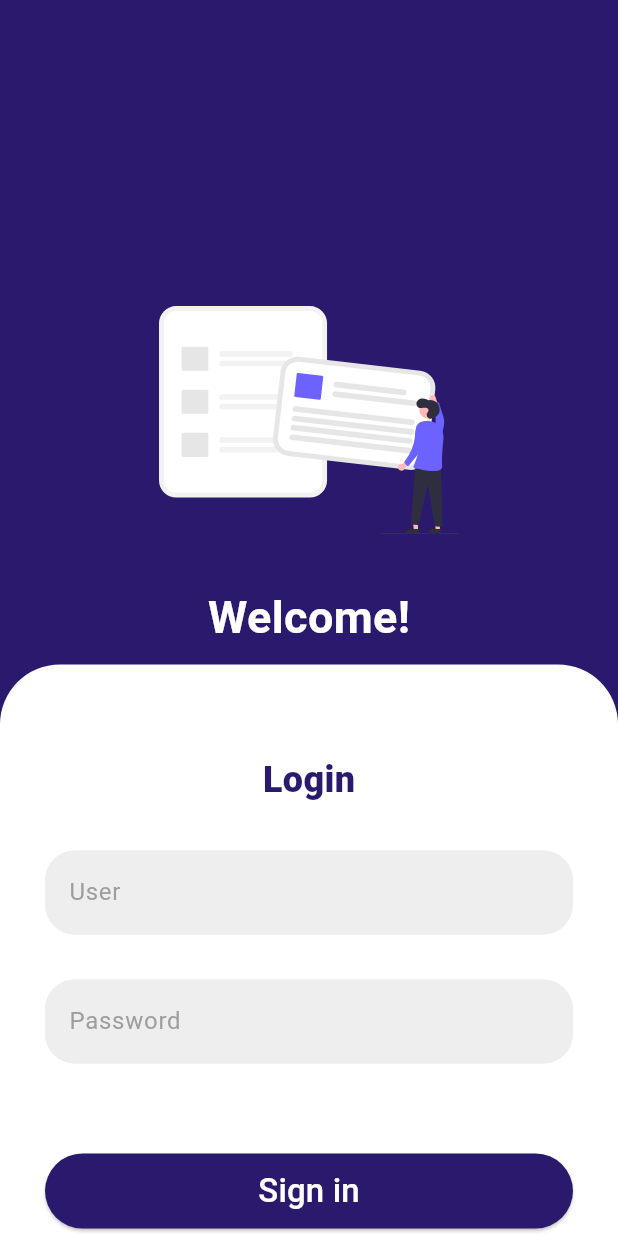
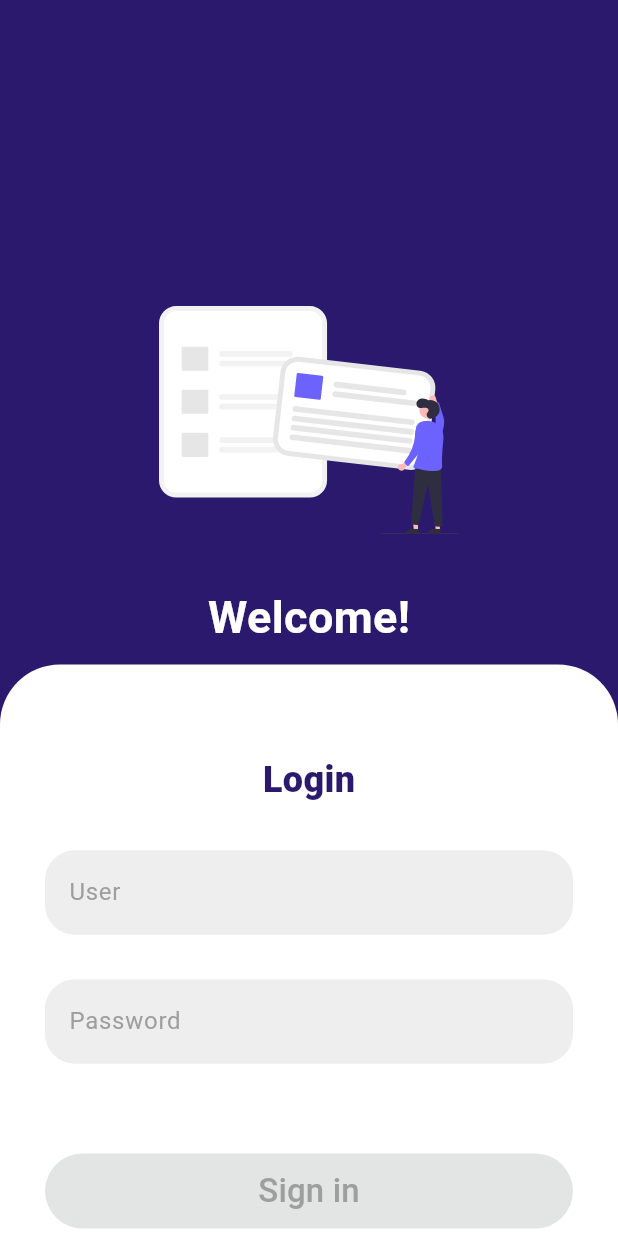
Before and after one commit to Sebastian-Beltran/prueba-fudo, a Flutter app: the screen it shows after launch, on a phone screen of 412 x 824 dp. Run offline on Flutter 3.47's test engine with Material 3 defaults, Android fonts, the phone set to English and light mode, and no system bars; our stand-ins replace either_dart, equatable, flutter_riverpod, flutter_svg.

```diff
--- a/lib/core/constants/colors.dart
+++ b/lib/core/constants/colors.dart
@@ -4,6 +4,6 @@ class Palette {
   static Color primary = const Color(0xFF2A196D);
   static Color secondary = const Color(0xFF7cb4c4);
   static Color auxiliary = const Color(0xFFe8d5b5);
-  static Color green = const Color.fromARGB(255, 83, 220, 46);
-  static Color red = const Color.fromARGB(255, 219, 21, 60);
+  static Color green = const Color.fromARGB(255, 134, 220, 110);
+  static Color red = const Color.fromARGB(255, 246, 84, 84);
 }
--- a/lib/presentation/widgets/custom_text_form_field.dart
+++ b/lib/presentation/widgets/custom_text_field.dart
@@ -4,14 +4,23 @@ import 'package:prueba_fudo/core/constants/colors.dart';
 class CustomTextFormField extends StatelessWidget {
   const CustomTextFormField({
     required this.labelText,
+    required this.controller,
+    required this.onChanged,
+    this.isPassword = false,
     super.key,
   });
 
   final String labelText;
+  final TextEditingController controller;
+  final Function(String)? onChanged;
+  final bool? isPassword;
 
   @override
   Widget build(BuildContext context) {
     return TextFormField(
+      controller: controller,
+      onChanged: onChanged,
+      obscureText: isPassword ?? false,
       decoration: InputDecoration(
         labelText: labelText,
         labelStyle: const TextStyle(color: Colors.grey),
--- a/lib/presentation/widgets/login_widgets.dart
+++ b/lib/presentation/widgets/login_widgets.dart
@@ -1,10 +1,29 @@
 import 'package:flutter/material.dart';
+import 'package:flutter_riverpod/flutter_riverpod.dart';
 import 'package:prueba_fudo/core/constants/colors.dart';
+import 'package:prueba_fudo/data/models/user_model.dart';
+import 'package:prueba_fudo/data/providers/auth_provider.dart';
 import 'package:prueba_fudo/presentation/widgets/custom_button.dart';
-import 'package:prueba_fudo/presentation/widgets/custom_text_form_field.dart';
+import 'package:prueba_fudo/presentation/widgets/custom_text_field.dart';
 
-class LoginWidgets extends StatelessWidget {
+class LoginWidgets extends ConsumerStatefulWidget {
   const LoginWidgets({super.key});
+
+  @override
+  ConsumerState<ConsumerStatefulWidget> createState() => _LoginWidgetsState();
+}
+
+class _LoginWidgetsState extends ConsumerState<LoginWidgets> {
+  final _userController = TextEditingController();
+
+  final _passwordController = TextEditingController();
+
+  bool get isValid {
+    if (_userController.text != '' && _passwordController.text != '') {
+      return true;
+    }
+    return false;
+  }
 
   @override
   Widget build(BuildContext context) {
@@ -20,21 +39,37 @@ class LoginWidgets extends StatelessWidget {
           ),
         ),
         const SizedBox(height: 30),
-        const CustomTextFormField(
+        CustomTextFormField(
+          controller: _userController,
           labelText: 'User',
+          onChanged: (val) {
+            setState(() {});
+          },
         ),
         const SizedBox(height: 30),
-        const CustomTextFormField(
+        CustomTextFormField(
+          isPassword: true,
+          controller: _passwordController,
           labelText: 'Password',
+          onChanged: (val) {
+            setState(() {});
+          },
         ),
         const SizedBox(height: 60),
         CustomButton(
-          onPressed: () {
-            Navigator.pushNamed(context, '/posts');
-          },
+          isEnabled: isValid,
+          onPressed: () => onPressed(
+            _userController.text,
+            _passwordController.text,
+          ),
           text: 'Sign in',
         )
       ],
     );
   }
+
+  void onPressed(String userName, String userPassword) {
+    final user = UserModel(userName: userName, password: userPassword);
+    ref.read(authProvider.notifier).login(user, context);
+  }
 }
```
Also changed, not shown: lib/data/providers/auth_provider.dart (+32 -3 lines).
